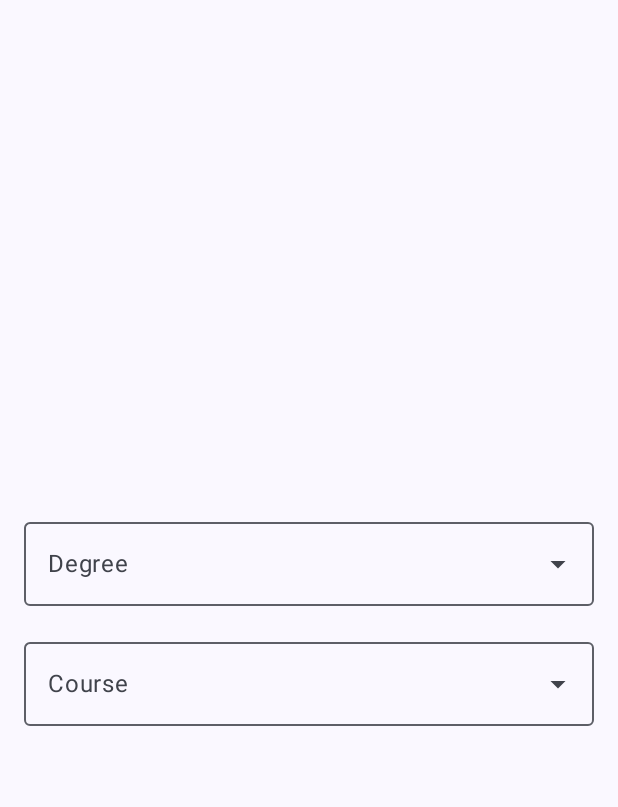
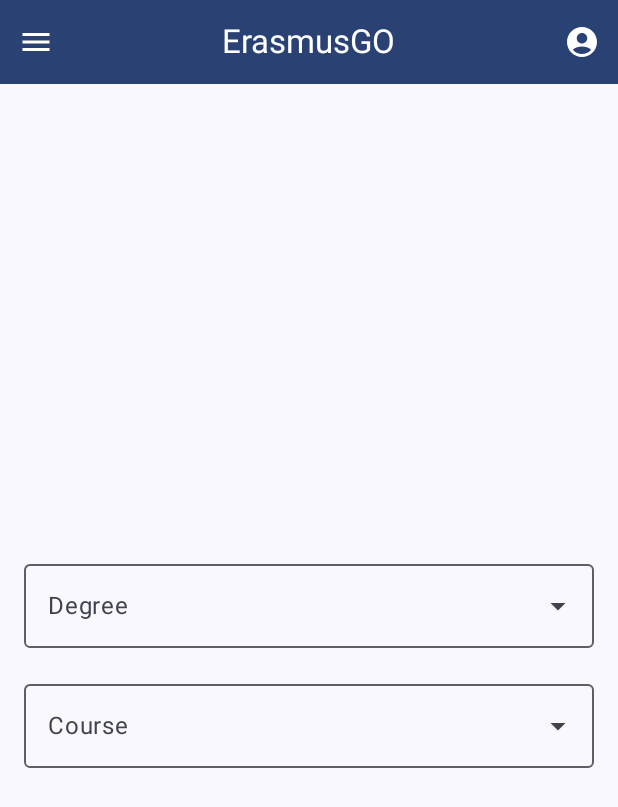
Before and after one commit to Luucko/ErasmusGo, an Android app built with Jetpack Compose: the communication screen opened through its navigation route, on a phone screen of 412 x 824 dp. Shown: the top 807 px of the screen. Run offline under Robolectric (Android 15) with nearby library versions, the phone set to English and light mode, and no system bars; our stand-ins replace Firebase (no records; nobody signed in at launch, a user with empty details on screens opened directly).

Commit message:
Rearanged class layout

```diff
--- /dev/null
+++ b/src/app/src/main/java/com/howest/erasmuswelcome/ContactTeacherScreen.kt
@@ -0,0 +1,157 @@
+package com.howest.erasmuswelcome
+
+import androidx.compose.foundation.background
+import androidx.compose.foundation.layout.Arrangement
+import androidx.compose.foundation.layout.Box
+import androidx.compose.foundation.layout.Column
+import androidx.compose.foundation.layout.fillMaxSize
+import androidx.compose.foundation.layout.fillMaxWidth
+import androidx.compose.foundation.layout.padding
+import androidx.compose.material3.DropdownMenuItem
+import androidx.compose.material3.ExperimentalMaterial3Api
+import androidx.compose.material3.ExposedDropdownMenuBox
+import androidx.compose.material3.ExposedDropdownMenuDefaults
+import androidx.compose.material3.MaterialTheme
+import androidx.compose.material3.OutlinedTextField
+import androidx.compose.material3.Text
+import androidx.compose.runtime.Composable
+import androidx.compose.runtime.getValue
+import androidx.compose.runtime.mutableStateOf
+import androidx.compose.runtime.remember
+import androidx.compose.runtime.setValue
+import androidx.compose.ui.Alignment
+import androidx.compose.ui.Modifier
+import androidx.compose.ui.unit.dp
+
+class ContactTeacherScreen {
+    @OptIn(ExperimentalMaterial3Api::class)
+    @Composable
+    fun ContactTeacherScreen(){
+        var teacherDB: FirebaseDBHelper = FirebaseDBHelper()
+        var teacherList: List<FirebaseDBHelper.Teacher> = teacherDB.getTeachers()
+
+        var selectedDegree by remember { mutableStateOf("") }
+        var selectedCourse by remember { mutableStateOf("") }
+        var expandedDegree by remember { mutableStateOf(false) }
+        var expandedCourse by remember { mutableStateOf(false) }
+        var degrees: ArrayList<String> = ArrayList<String>();
+        teacherList.forEach { e ->
+            degrees.addAll(e.degree)
+        }
+        var courses: ArrayList<String> = ArrayList<String>();
+        teacherList.forEach { e ->
+            courses.addAll(e.courses)
+        }
+
+
+
+        Box(
+            modifier = Modifier
+                .fillMaxSize()
+                .background(MaterialTheme.colorScheme.background)
+                .padding(16.dp),
+            contentAlignment = Alignment.Center
+        ) {
+            Column(
+                horizontalAlignment = Alignment.CenterHorizontally,
+                verticalArrangement = Arrangement.spacedBy(16.dp)
+            ) {
+                ExposedDropdownMenuBox(
+                    expanded = expandedDegree,
+                    onExpandedChange = { expandedDegree = !expandedDegree }
+                ) {
+                    OutlinedTextField(
+                        value = selectedDegree,
+                        onValueChange = { },
+                        readOnly = true,
+                        label = { Text("Degree") },
+                        trailingIcon = {
+                            ExposedDropdownMenuDefaults.TrailingIcon(expanded = expandedDegree)
+                        },
+                        modifier = Modifier
+                            .menuAnchor()
+                            .fillMaxWidth()
+                    )
+
+                    ExposedDropdownMenu(
+                        expanded = expandedDegree,
+                        onDismissRequest = { expandedDegree = false }
+                    ) {
+                        degrees.forEach { degree ->
+                            DropdownMenuItem(
+                                text = { Text(degree) },
+                                onClick = {
+                                    selectedDegree = degree
+                                    expandedDegree = false
+                                }
+                            )
+                        }
+                    }
+                }
+
+                ExposedDropdownMenuBox(
+                    expanded = expandedCourse,
+                    onExpandedChange = { expandedCourse = !expandedCourse }
+                ) {
+                    OutlinedTextField(
+                        value = selectedCourse,
+                        onValueChange = { },
+                        readOnly = true,
+                        label = { Text("Course") },
+                        trailingIcon = {
+                            ExposedDropdownMenuDefaults.TrailingIcon(expanded = expandedCourse)
+                        },
+                        modifier = Modifier
+                            .menuAnchor()
+                            .fillMaxWidth()
+                    )
+
+                    ExposedDropdownMenu(
+                        expanded = expandedCourse,
+                        onDismissRequest = { expandedCourse = false }
+                    ) {
+                        courses.forEach { course ->
+                            DropdownMenuItem(
+                                text = { Text(course) },
+                                onClick = {
+                                    selectedCourse = course
+                                    expandedCourse = false
+                                }
+                            )
+                        }
+
+
+                    }
+
+
+                }
+
+                if (selectedDegree.isNotEmpty() && selectedCourse.isNotEmpty()) {
+                    var selectedTeacher: FirebaseDBHelper.Teacher? = null
+
+                    teacherList.forEach { teacher ->
+                        if (teacher.courses.contains(selectedCourse) && teacher.degree.contains(
+                                selectedDegree
+                            )
+                        ) {
+                            selectedTeacher = teacher
+                        }
+                    }
+                    if (selectedTeacher != null) {
+
+                        Text(
+                            text = selectedTeacher!!.name
+
+                        )
+                        Text(
+                            text = "Email:"+ selectedTeacher!!.email
+
+                        )
+                    }
+                }
+
+            }
+
+        }
+    }
+}
--- a/src/app/src/main/java/com/howest/erasmuswelcome/MainActivity.kt
+++ b/src/app/src/main/java/com/howest/erasmuswelcome/MainActivity.kt
@@ -102,132 +102,37 @@ class MainActivity : ComponentActivity() {
     @OptIn(ExperimentalMaterial3Api::class)
     @Composable
     fun ContactTeacherScreen(navController: NavController) {
-        var teacherDB: FirebaseDBHelper = FirebaseDBHelper()
-        var teacherList: List<FirebaseDBHelper.Teacher> = teacherDB.getTeachers()
+        val drawerState = rememberDrawerState(initialValue = DrawerValue.Closed)
+        val scope = rememberCoroutineScope()
 
-        var selectedDegree by remember { mutableStateOf("") }
-        var selectedCourse by remember { mutableStateOf("") }
-        var expandedDegree by remember { mutableStateOf(false) }
-        var expandedCourse by remember { mutableStateOf(false) }
-        var degrees: ArrayList<String> = ArrayList<String>();
-        teacherList.forEach { e ->
-            degrees.addAll(e.degree)
-        }
-        var courses: ArrayList<String> = ArrayList<String>();
-        teacherList.forEach { e ->
-            courses.addAll(e.courses)
-        }
-
-
-
-        Box(
-            modifier = Modifier
-                .fillMaxSize()
-                .background(MaterialTheme.colorScheme.background)
-                .padding(16.dp),
-            contentAlignment = Alignment.Center
+        ModalNavigationDrawer(
+            drawerState = drawerState,
+            gesturesEnabled = true,
+            drawerContent = {
+                SideMenu(navController = navController, drawerState = drawerState)
+            }
         ) {
-            Column(
-                horizontalAlignment = Alignment.CenterHorizontally,
-                verticalArrangement = Arrangement.spacedBy(16.dp)
-            ) {
-                ExposedDropdownMenuBox(
-                    expanded = expandedDegree,
-                    onExpandedChange = { expandedDegree = !expandedDegree }
-                ) {
-                    OutlinedTextField(
-                        value = selectedDegree,
-                        onValueChange = { },
-                        readOnly = true,
-                        label = { Text("Degree") },
-                        trailingIcon = {
-                            ExposedDropdownMenuDefaults.TrailingIcon(expanded = expandedDegree)
+            Scaffold(
+                topBar = {
+                    CustomTopBar(
+                        onMenuClick = {
+                            scope.launch {
+                                drawerState.open()
+                            }
                         },
-                        modifier = Modifier
-                            .menuAnchor()
-                            .fillMaxWidth()
+                        navController = navController
                     )
-
-                    ExposedDropdownMenu(
-                        expanded = expandedDegree,
-                        onDismissRequest = { expandedDegree = false }
-                    ) {
-                        degrees.forEach { degree ->
-                            DropdownMenuItem(
-                                text = { Text(degree) },
-                                onClick = {
-                                    selectedDegree = degree
-                                    expandedDegree = false
-                                }
-                            )
-                        }
-                    }
                 }
 
-                ExposedDropdownMenuBox(
-                    expanded = expandedCourse,
-                    onExpandedChange = { expandedCourse = !expandedCourse }
-                ) {
-                    OutlinedTextField(
-                        value = selectedCourse,
-                        onValueChange = { },
-                        readOnly = true,
-                        label = { Text("Course") },
-                        trailingIcon = {
-                            ExposedDropdownMenuDefaults.TrailingIcon(expanded = expandedCourse)
-                        },
-                        modifier = Modifier
-                            .menuAnchor()
-                            .fillMaxWidth()
-                    )
-
-                    ExposedDropdownMenu(
-                        expanded = expandedCourse,
-                        onDismissRequest = { expandedCourse = false }
-                    ) {
-                        courses.forEach { course ->
-                            DropdownMenuItem(
-                                text = { Text(course) },
-                                onClick = {
-                                    selectedCourse = course
-                                    expandedCourse = false
-                                }
-                            )
-                        }
-
-
-                    }
-
-
+            ) { innerPadding ->
+                // Main content goes here
+                Box(modifier = Modifier.padding(innerPadding)) {
+                   ContactTeacherScreen().ContactTeacherScreen()
                 }
-
-                if (selectedDegree.isNotEmpty() && selectedCourse.isNotEmpty()) {
-                    var selectedTeacher: FirebaseDBHelper.Teacher? = null
-
-                    teacherList.forEach { teacher ->
-                        if (teacher.courses.contains(selectedCourse) && teacher.degree.contains(
-                                selectedDegree
-                            )
-                        ) {
-                            selectedTeacher = teacher
-                        }
-                    }
-                    if (selectedTeacher != null) {
-
-                        Text(
-                            text = selectedTeacher!!.name
-
-                        )
-                        Text(
-                            text = "Email:"+ selectedTeacher!!.email
-
-                        )
-                    }
-                }
-
             }
 
         }
+
     }
 
     @Composable
@@ -519,10 +424,8 @@ class MainActivity : ComponentActivity() {
                         },
                         navController = navController
                     )
-                },
-                bottomBar = {
-                    BottomNavigationBar(navController)
                 }
+
             ) { innerPadding ->
                 // Main content goes here
                 Box(modifier = Modifier.padding(innerPadding)) {
@@ -658,36 +561,6 @@ class MainActivity : ComponentActivity() {
         }
     }
 
-    @Composable
-    fun BottomNavigationBar(navController: NavController) {
-        BottomAppBar(
-            containerColor = MaterialTheme.colorScheme.primary
-        ) {
-            IconButton(onClick = { navController.navigate("start") }) {
-                Icon(
-                    imageVector = Icons.Default.Home,
-                    contentDescription = "Home",
-                    tint = Color.White
-                )
-            }
-            Spacer(modifier = Modifier.weight(1f, true))
-            IconButton(onClick = { navController.navigate("map") }) {
-                Icon(
-                    imageVector = Icons.Default.Menu,
-                    contentDescription = "Map",
-                    tint = Color.White
-                )
-            }
-            Spacer(modifier = Modifier.weight(1f, true))
-            IconButton(onClick = { navController.navigate("info") }) {
-                Icon(
-                    imageVector = Icons.Default.Info,
-                    contentDescription = "Info",
-                    tint = Color.White
-                )
-            }
-        }
-    }
 
 
     @Composable
```
